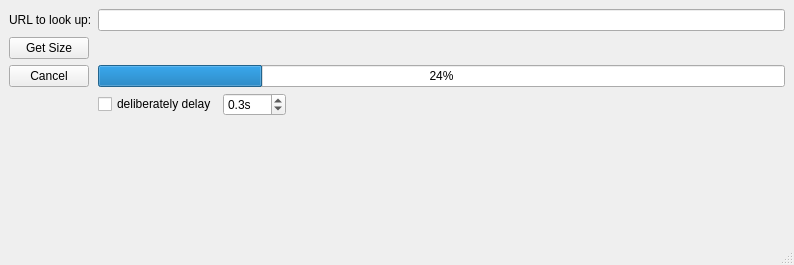
The window that network/accessmanager.ui (ewerybody/PysidePlayground) describes before a commit, drawn with Qt 5.
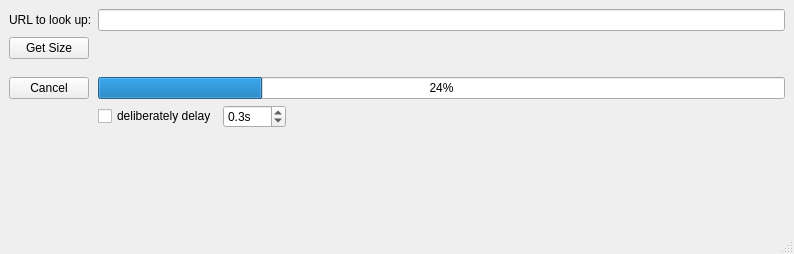
The same window after the commit.

Commit message:
QNetworkAccessManagerDemo: added dedicated error_label
I used to thing that the whole thing stops on error. It doesn't! finished signal comes later

Diff of the .ui file:
```diff
--- a/network/accessmanager.ui
+++ b/network/accessmanager.ui
@@ -7,7 +7,7 @@
     <x>0</x>
     <y>0</y>
     <width>794</width>
-    <height>265</height>
+    <height>254</height>
    </rect>
   </property>
   <property name="windowTitle">
@@ -18,14 +18,7 @@
     <item row="0" column="1">
      <widget class="QLineEdit" name="url"/>
     </item>
-    <item row="1" column="1">
-     <widget class="QLabel" name="size_label">
-      <property name="text">
-       <string/>
-      </property>
-     </widget>
-    </item>
-    <item row="1" column="0">
+    <item row="2" column="0">
      <widget class="QPushButton" name="button">
       <property name="text">
        <string>Get Size</string>
@@ -39,21 +32,21 @@
       </property>
      </widget>
     </item>
-    <item row="2" column="0">
+    <item row="3" column="0">
      <widget class="QPushButton" name="cancel_button">
       <property name="text">
        <string>Cancel</string>
       </property>
      </widget>
     </item>
-    <item row="2" column="1">
+    <item row="3" column="1">
      <widget class="QProgressBar" name="progress">
       <property name="value">
        <number>24</number>
       </property>
      </widget>
     </item>
-    <item row="3" column="1">
+    <item row="4" column="1">
      <layout class="QHBoxLayout" name="horizontalLayout">
       <item>
        <widget class="QCheckBox" name="delay_check">
@@ -96,6 +89,24 @@
       </item>
      </layout>
     </item>
+    <item row="2" column="1">
+     <layout class="QVBoxLayout" name="verticalLayout">
+      <item>
+       <widget class="QLabel" name="size_label">
+        <property name="text">
+         <string/>
+        </property>
+       </widget>
+      </item>
+      <item>
+       <widget class="QLabel" name="error_label">
+        <property name="text">
+         <string/>
+        </property>
+       </widget>
+      </item>
+     </layout>
+    </item>
    </layout>
   </widget>
   <widget class="QMenuBar" name="menubar">
```
Left out of the diff: 2 changed lines with no effect on the pictures. The commit also changes 2 other files.
